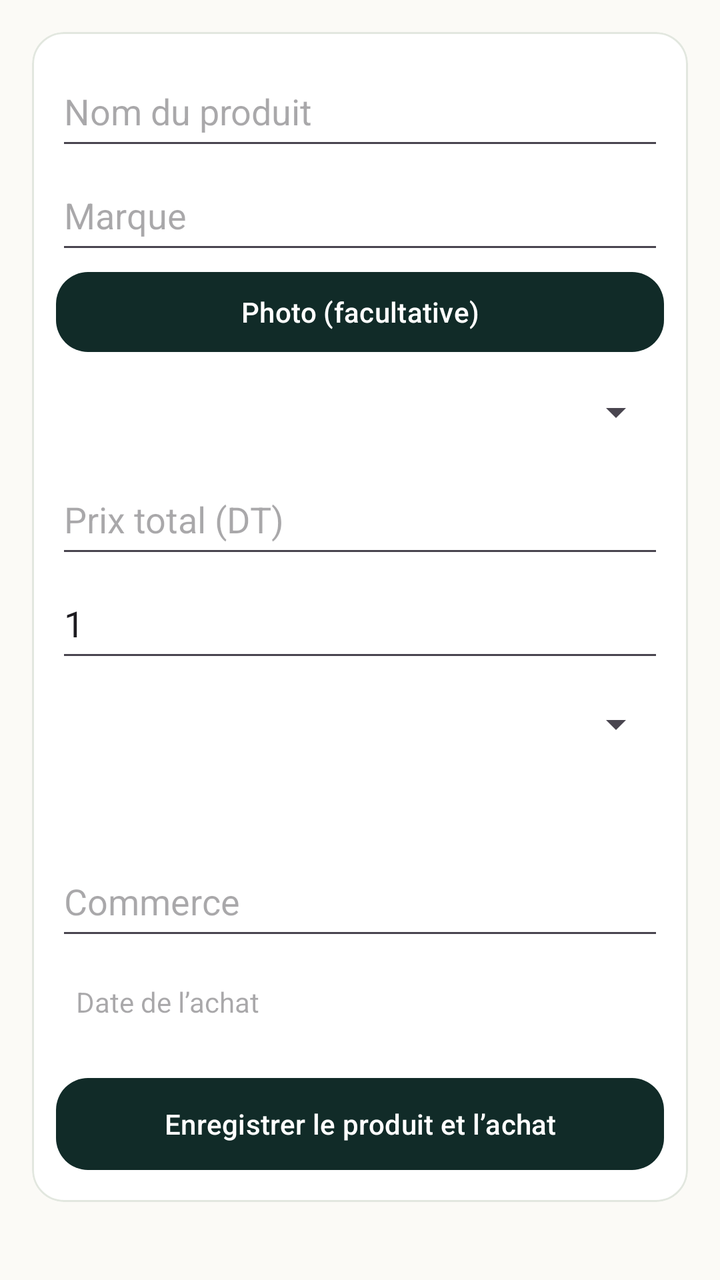
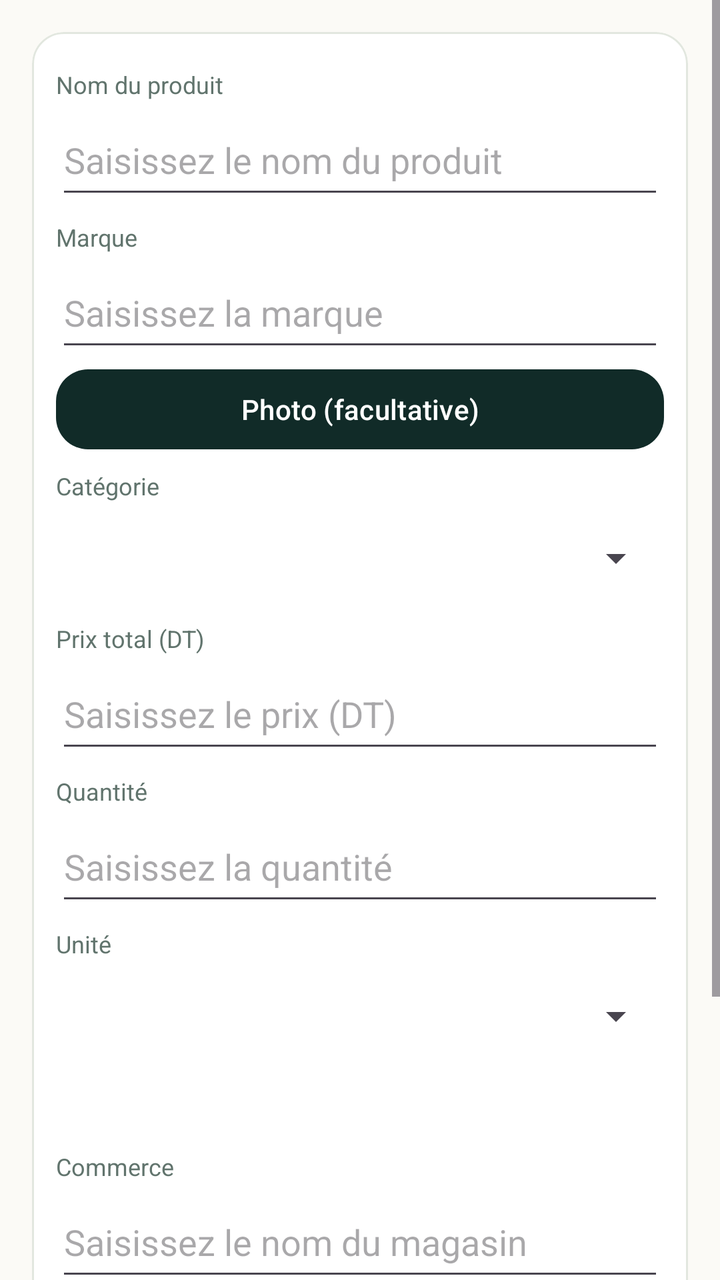

Screens rendered from an Android XML layout before and after an edit, with the pre-edit source and the edit as a unified diff.
<!-- AndroidManifest.xml: application theme Theme.Masrouf1 -->
<!-- res/layout/activity_add_product.xml -->
<?xml version="1.0" encoding="utf-8"?>
<ScrollView xmlns:android="http://schemas.android.com/apk/res/android"
    xmlns:app="http://schemas.android.com/apk/res-auto"
    android:layout_width="match_parent" android:layout_height="match_parent"
    android:fillViewport="true" android:background="@color/cream">
    <LinearLayout android:layout_width="match_parent" android:layout_height="wrap_content" android:orientation="vertical" android:padding="16dp">
        <com.google.android.material.card.MaterialCardView android:layout_width="match_parent" android:layout_height="wrap_content" android:layout_marginBottom="10dp" app:cardBackgroundColor="@color/alabaster" app:cardCornerRadius="16dp" app:strokeColor="@color/card_border" app:strokeWidth="1dp">
            <LinearLayout android:layout_width="match_parent" android:layout_height="wrap_content" android:orientation="vertical" android:padding="12dp">
                <EditText android:id="@+id/product_name" android:layout_width="match_parent" android:layout_height="52dp" android:hint="@string/product_name" android:singleLine="true" />
                <EditText android:id="@+id/product_brand" android:layout_width="match_parent" android:layout_height="52dp" android:hint="@string/product_brand" android:singleLine="true" />
                <com.google.android.material.button.MaterialButton android:id="@+id/product_photo" android:layout_width="match_parent" android:layout_height="48dp" android:text="@string/product_photo_optional" app:cornerRadius="16dp" />
                <Spinner android:id="@+id/product_category" android:layout_width="match_parent" android:layout_height="52dp" />
                <EditText android:id="@+id/product_price" android:layout_width="match_parent" android:layout_height="52dp" android:hint="@string/total_price_dt" android:inputType="numberDecimal" />
                <EditText android:id="@+id/product_quantity" android:layout_width="match_parent" android:layout_height="52dp" android:hint="@string/quantity" android:inputType="numberDecimal" android:text="1" />
                <Spinner android:id="@+id/product_unit" android:layout_width="match_parent" android:layout_height="52dp" />
                <TextView android:id="@+id/product_unit_price" android:layout_width="match_parent" android:layout_height="wrap_content" android:padding="8dp" android:textColor="@color/forest" android:textStyle="bold" />
                <EditText android:id="@+id/product_store" android:layout_width="match_parent" android:layout_height="52dp" android:hint="@string/store_name" android:singleLine="true" />
                <TextView android:id="@+id/product_date" android:layout_width="match_parent" android:layout_height="52dp" android:gravity="center_vertical" android:hint="@string/purchase_date" android:paddingHorizontal="10dp" android:textColor="@color/ink" />
                <com.google.android.material.button.MaterialButton android:id="@+id/save_product" android:layout_width="match_parent" android:layout_height="54dp" android:layout_marginTop="8dp" android:text="@string/save_product_purchase" app:backgroundTint="@color/forest" app:cornerRadius="16dp" />
            </LinearLayout>
        </com.google.android.material.card.MaterialCardView>
    </LinearLayout>
</ScrollView>
<!-- resources referenced by this layout -->
<resources>
  <color name="alabaster">#FFFFFF</color>
  <color name="card_border">#E2E7DF</color>
  <color name="cream">#FBFAF6</color>
  <color name="forest">#112B28</color>
  <color name="ink">#20342E</color>
  <string name="product_brand">Marque</string>
  <string name="product_name">Nom du produit</string>
  <string name="product_photo_optional">Photo (facultative)</string>
  <string name="purchase_date">Date de l’achat</string>
  <string name="quantity">Quantité</string>
  <string name="save_product_purchase">Enregistrer le produit et l’achat</string>
  <string name="store_name">Commerce</string>
  <string name="total_price_dt">Prix total (DT)</string>
  <style name="Theme.Masrouf1" parent="Base.Theme.Masrouf1" />
  <style name="Base.Theme.Masrouf1" parent="Theme.Material3.DayNight.NoActionBar">
          <item name="colorPrimary">@color/forest</item>
          <item name="colorOnPrimary">@color/alabaster</item>
          <item name="colorSecondary">@color/emerald</item>
          <item name="colorOnSecondary">@color/alabaster</item>
          <item name="android:colorAccent">@color/emerald</item>
          <item name="android:windowLightStatusBar">true</item>
          <item name="android:statusBarColor">@color/cream</item>
          <item name="android:navigationBarColor">@color/cream</item>
          <item name="android:windowBackground">@color/cream</item>
      </style>
  <color name="emerald">#2E7D43</color>
</resources>

<!-- the commit's change to res/layout/activity_add_product.xml (unified diff, before → after) -->
@@ -6,16 +6,24 @@
     <LinearLayout android:layout_width="match_parent" android:layout_height="wrap_content" android:orientation="vertical" android:padding="16dp">
         <com.google.android.material.card.MaterialCardView android:layout_width="match_parent" android:layout_height="wrap_content" android:layout_marginBottom="10dp" app:cardBackgroundColor="@color/alabaster" app:cardCornerRadius="16dp" app:strokeColor="@color/card_border" app:strokeWidth="1dp">
             <LinearLayout android:layout_width="match_parent" android:layout_height="wrap_content" android:orientation="vertical" android:padding="12dp">
-                <EditText android:id="@+id/product_name" android:layout_width="match_parent" android:layout_height="52dp" android:hint="@string/product_name" android:singleLine="true" />
-                <EditText android:id="@+id/product_brand" android:layout_width="match_parent" android:layout_height="52dp" android:hint="@string/product_brand" android:singleLine="true" />
+                <TextView style="@style/FormFieldLabel" android:labelFor="@id/product_name" android:text="@string/product_name" />
+                <EditText android:id="@+id/product_name" android:layout_width="match_parent" android:layout_height="52dp" android:hint="@string/hint_product_name" android:singleLine="true" />
+                <TextView style="@style/FormFieldLabel" android:labelFor="@id/product_brand" android:text="@string/product_brand" />
+                <EditText android:id="@+id/product_brand" android:layout_width="match_parent" android:layout_height="52dp" android:hint="@string/hint_product_brand" android:singleLine="true" />
                 <com.google.android.material.button.MaterialButton android:id="@+id/product_photo" android:layout_width="match_parent" android:layout_height="48dp" android:text="@string/product_photo_optional" app:cornerRadius="16dp" />
-                <Spinner android:id="@+id/product_category" android:layout_width="match_parent" android:layout_height="52dp" />
-                <EditText android:id="@+id/product_price" android:layout_width="match_parent" android:layout_height="52dp" android:hint="@string/total_price_dt" android:inputType="numberDecimal" />
-                <EditText android:id="@+id/product_quantity" android:layout_width="match_parent" android:layout_height="52dp" android:hint="@string/quantity" android:inputType="numberDecimal" android:text="1" />
-                <Spinner android:id="@+id/product_unit" android:layout_width="match_parent" android:layout_height="52dp" />
+                <TextView style="@style/FormFieldLabel" android:labelFor="@id/product_category" android:text="@string/field_category" />
+                <Spinner android:id="@+id/product_category" android:layout_width="match_parent" android:layout_height="52dp" android:contentDescription="@string/field_category" />
+                <TextView style="@style/FormFieldLabel" android:labelFor="@id/product_price" android:text="@string/total_price_dt" />
+                <EditText android:id="@+id/product_price" android:layout_width="match_parent" android:layout_height="52dp" android:hint="@string/hint_price" android:inputType="numberDecimal" />
+                <TextView style="@style/FormFieldLabel" android:labelFor="@id/product_quantity" android:text="@string/quantity" />
+                <EditText android:id="@+id/product_quantity" android:layout_width="match_parent" android:layout_height="52dp" android:hint="@string/hint_quantity" android:inputType="numberDecimal" />
+                <TextView style="@style/FormFieldLabel" android:labelFor="@id/product_unit" android:text="@string/field_unit" />
+                <Spinner android:id="@+id/product_unit" android:layout_width="match_parent" android:layout_height="52dp" android:contentDescription="@string/field_unit" />
                 <TextView android:id="@+id/product_unit_price" android:layout_width="match_parent" android:layout_height="wrap_content" android:padding="8dp" android:textColor="@color/forest" android:textStyle="bold" />
-                <EditText android:id="@+id/product_store" android:layout_width="match_parent" android:layout_height="52dp" android:hint="@string/store_name" android:singleLine="true" />
-                <TextView android:id="@+id/product_date" android:layout_width="match_parent" android:layout_height="52dp" android:gravity="center_vertical" android:hint="@string/purchase_date" android:paddingHorizontal="10dp" android:textColor="@color/ink" />
+                <TextView style="@style/FormFieldLabel" android:labelFor="@id/product_store" android:text="@string/store_name" />
+                <EditText android:id="@+id/product_store" android:layout_width="match_parent" android:layout_height="52dp" android:hint="@string/hint_store" android:singleLine="true" />
+                <TextView style="@style/FormFieldLabel" android:labelFor="@id/product_date" android:text="@string/purchase_date" />
+                <TextView android:id="@+id/product_date" android:layout_width="match_parent" android:layout_height="52dp" android:gravity="center_vertical" android:hint="@string/hint_date" android:paddingHorizontal="10dp" android:textColor="@color/ink" />
                 <com.google.android.material.button.MaterialButton android:id="@+id/save_product" android:layout_width="match_parent" android:layout_height="54dp" android:layout_marginTop="8dp" android:text="@string/save_product_purchase" app:backgroundTint="@color/forest" app:cornerRadius="16dp" />
             </LinearLayout>
         </com.google.android.material.card.MaterialCardView>
<!-- resource entries referenced after the edit -->
@@ -4,7 +4,15 @@
   <color name="card_border">#E2E7DF</color>
   <color name="cream">#FBFAF6</color>
   <color name="forest">#112B28</color>
-  <color name="ink">#20342E</color>
+  <color name="ink">#112B28</color>
+  <string name="field_category">Catégorie</string>
+  <string name="field_unit">Unité</string>
+  <string name="hint_date">Choisissez une date</string>
+  <string name="hint_price">Saisissez le prix (DT)</string>
+  <string name="hint_product_brand">Saisissez la marque</string>
+  <string name="hint_product_name">Saisissez le nom du produit</string>
+  <string name="hint_quantity">Saisissez la quantité</string>
+  <string name="hint_store">Saisissez le nom du magasin</string>
   <string name="product_brand">Marque</string>
   <string name="product_name">Nom du produit</string>
   <string name="product_photo_optional">Photo (facultative)</string>
@@ -13,7 +21,16 @@
   <string name="save_product_purchase">Enregistrer le produit et l’achat</string>
   <string name="store_name">Commerce</string>
   <string name="total_price_dt">Prix total (DT)</string>
+  <style name="FormFieldLabel">
+          <item name="android:layout_width">match_parent</item>
+          <item name="android:layout_height">wrap_content</item>
+          <item name="android:layout_marginTop">6dp</item>
+          <item name="android:layout_marginBottom">2dp</item>
+          <item name="android:textColor">@color/muted_green</item>
+          <item name="android:textSize">12sp</item>
+      </style>
   <style name="Theme.Masrouf1" parent="Base.Theme.Masrouf1" />
+  <color name="muted_green">#61746D</color>
   <style name="Base.Theme.Masrouf1" parent="Theme.Material3.DayNight.NoActionBar">
           <item name="colorPrimary">@color/forest</item>
           <item name="colorOnPrimary">@color/alabaster</item>
